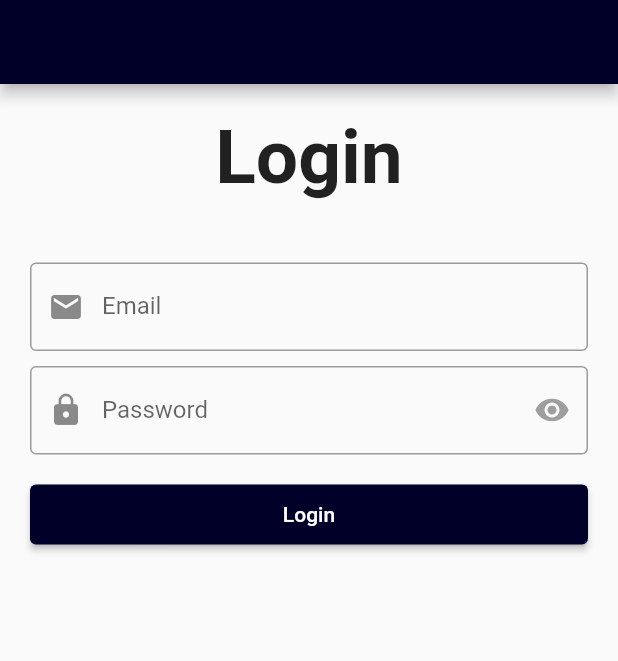
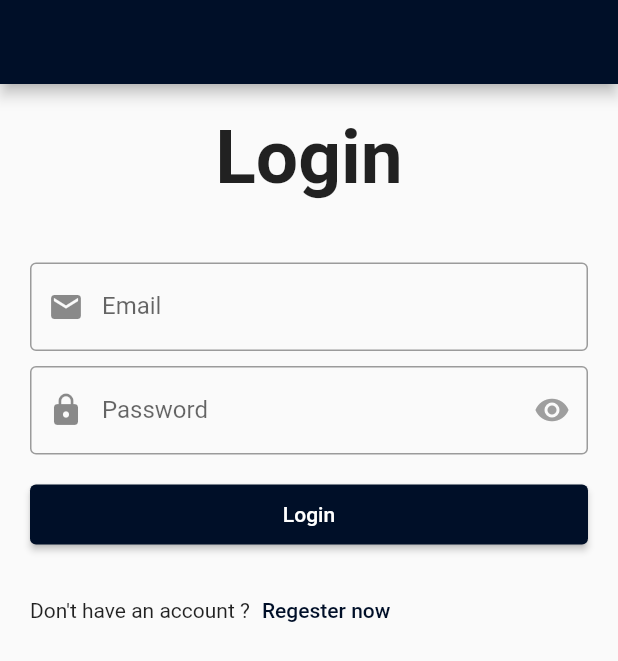
Before and after one commit to rajaashater/real_estate_app, a Flutter app: the screen it shows after launch, on a phone screen of 412 x 824 dp. Shown: the top 661 px of the screen. Run offline on Flutter 3.47's test engine with Material 2 defaults, Android fonts, the phone set to English and light mode, and no system bars; our stand-ins replace easy_localization; missing offline and left inert: queen_validators.

Commit message:
initial commit

```diff
--- a/lib/utils/theme/app_colors.dart
+++ b/lib/utils/theme/app_colors.dart
@@ -1,5 +1,5 @@
 import 'package:flutter/material.dart';
 
 class AppColors{
-  static const Color primary = Color(0xff000029);
+  static const Color primary = Color(0xff000f28);
 }
--- a/lib/views/auth/login_screen.dart
+++ b/lib/views/auth/login_screen.dart
@@ -1,11 +1,16 @@
+
 import 'package:easy_localization/src/public_ext.dart';
 import 'package:flutter/material.dart';
 import 'package:queen_validators/queen_validators.dart';
 import 'package:real_estate_app/views/auth/password_text_from_field.dart';
 
 class LoginScreen extends StatelessWidget {
+
   LoginScreen({Key? key}) : super(key: key);
   final _formKey = GlobalKey<FormState>();
+  String? _email;
+  String? _password;
+
   @override
   Widget build(BuildContext context) {
     return Scaffold(
@@ -26,6 +31,7 @@ class LoginScreen extends StatelessWidget {
                 height: 40.0,
               ),
               TextFormField(
+                onSaved:(value) => _email = value,
                 keyboardType: TextInputType.emailAddress,
                 decoration:  InputDecoration(
                   labelText: 'email'.tr(),
@@ -39,7 +45,7 @@ class LoginScreen extends StatelessWidget {
               const SizedBox(
                 height: 10.0,
               ),
-              const PasswordTextFormField(),
+              PasswordTextFormField( onSaved:(value) => _password = value),
               const SizedBox(
                 height: 20.0,
               ),
@@ -49,14 +55,31 @@ class LoginScreen extends StatelessWidget {
                 height: 40.0,
                 child: ElevatedButton(onPressed: () {
                   if(_formKey.currentState!.validate()){
+                    _formKey.currentState!.save(); }
+                  print(_email);
+                  print(_password);
 
-                  }
                 },
                   child:  Text ('login'.tr(),
                   style:const TextStyle(color:Colors.white,) ),
 
                 ),
-              )
+              ),
+              const SizedBox(
+                height: 20.0,
+              ),
+              Row(
+                children: [
+                  const Text('Don\'t have an account ?',),
+                  TextButton(
+                    onPressed: (){},
+                    child:Text ('Regester now'),
+
+
+                  ),
+
+                ],
+              ),
 
             ],
           ),
--- a/lib/views/auth/password_text_from_field.dart
+++ b/lib/views/auth/password_text_from_field.dart
@@ -4,7 +4,8 @@ import 'package:queen_validators/queen_validators.dart';
 import 'package:real_estate_app/utils/theme/app_colors.dart';
 
 class PasswordTextFormField extends StatefulWidget {
-  const PasswordTextFormField({Key? key}) : super(key: key);
+  const PasswordTextFormField({Key? key, this.onSaved}) : super(key: key);
+  final void Function(String?)? onSaved;
 
   @override
   _PasswordTextFormFieldState createState() => _PasswordTextFormFieldState();
@@ -17,6 +18,7 @@ class _PasswordTextFormFieldState extends State<PasswordTextFormField> {
   @override
   Widget build(BuildContext context) {
     return TextFormField(
+      onSaved: widget.onSaved ,
       keyboardType: TextInputType.visiblePassword,
       obscureText: _obscureText,
       decoration: InputDecoration(
```
